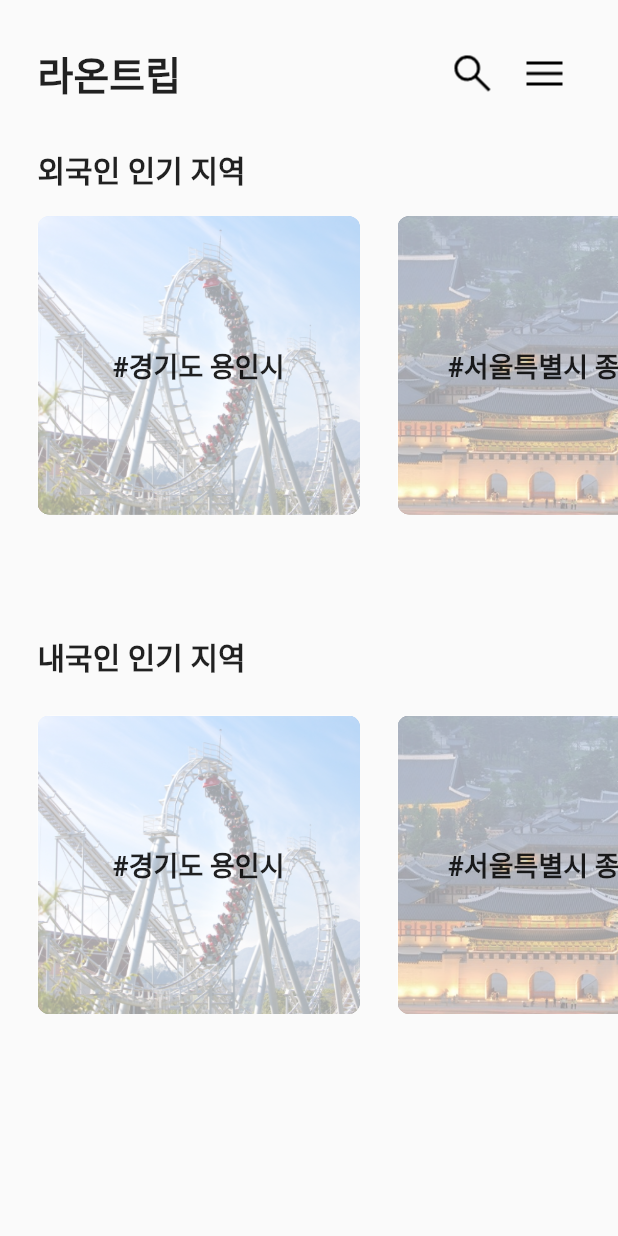
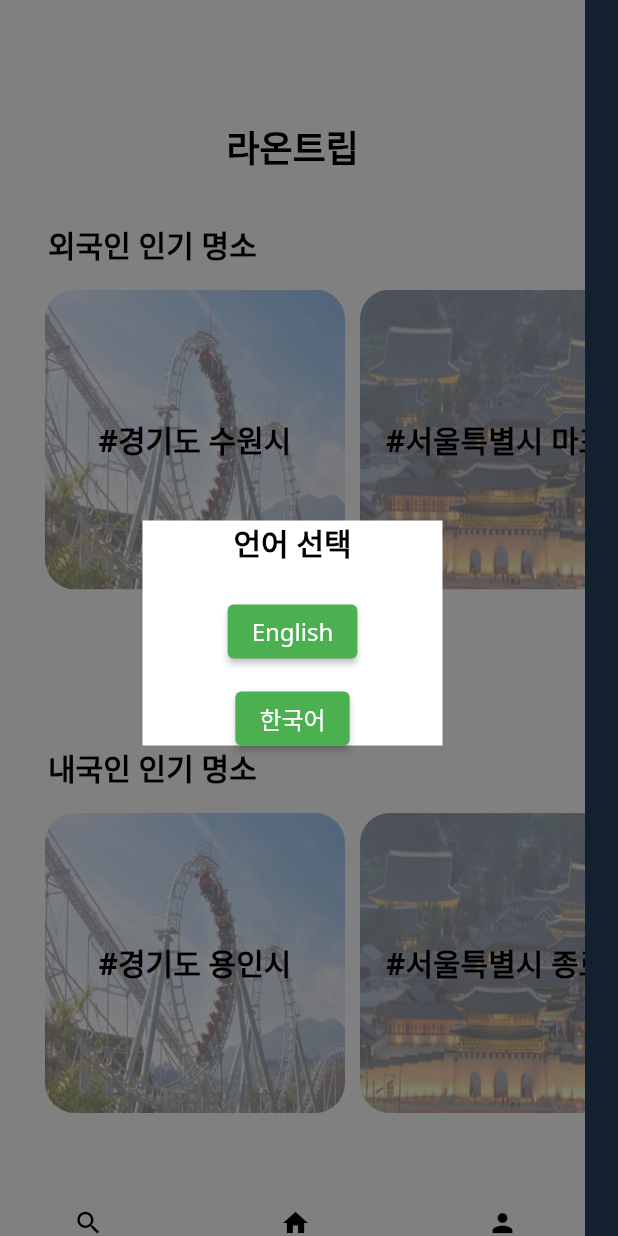
Before and after one commit to Raontrip/raontrip-fe, a Flutter app: the screen it shows after launch, on a phone screen of 412 x 824 dp. Run offline on Flutter 3.47's test engine with Material 2 defaults, Android fonts, the phone set to English and light mode, and no system bars; missing offline and left inert: dart:js; Roboto replaces fonts that are missing (Nanum, Noto Sans).

Commit message:
FEAT: UI수정 및 언어선택 팝업 추가

```diff
--- a/lib/main.dart
+++ b/lib/main.dart
@@ -1,10 +1,11 @@
+import 'dart:js';
 import 'package:flutter/material.dart';
-import 'search.dart'; // search.dart 파일을 임포트합니다.
-import 'info.dart';
-//import 'package:flutter_kakao_map/flutter_kakao_map.dart';
-//import 'package:flutter_kakao_map/kakao_maps_flutter_platform_interface.dart';
+import 'package:raon_trip/page2.dart';
+import 'package:raon_trip/info.dart';
+import 'main.dart';
 
 // 내국인 인기 지역 리스트
+// 이미지 받아오기
 final List<String> imagePaths = [
   'assets/images/everland.png',
   'assets/images/jongro.png',
@@ -13,15 +14,17 @@ final List<String> imagePaths = [
   'assets/images/everland.png',
 ];
 
+// 지역 이름 받아오기
 final List<String> regionNames = [
   '#경기도 용인시',
   '#서울특별시 종로구',
-  '#3',
+  '#울산광역시 북구 강동동',
   '#4',
   '#5',
 ];
 
 // 외국인 인기 지역 리스트
+// 이미지 받아오기
 final List<String> imagePathsf = [
   'assets/images/everland.png',
   'assets/images/jongro.png',
@@ -30,320 +33,379 @@ final List<String> imagePathsf = [
   'assets/images/everland.png',
 ];
 
+// 지역 이름 받아오기
 final List<String> regionNamesf = [
-  '#경기도 용인시',
-  '#서울특별시 종로구',
+  '#경기도 수원시',
+  '#서울특별시 마포구',
   '#3',
   '#4',
   '#5',
 ];
 
-class MyThreeLayerScreen extends StatefulWidget {
-  @override
-  _MyThreeLayerScreenState createState() => _MyThreeLayerScreenState();
+void main() {
+  runApp(const MainPage());
 }
 
-class _MyThreeLayerScreenState extends State<MyThreeLayerScreen> {
-  Future<bool> _onWillPop() async {
-    return (await showDialog(
-      context: context,
-      builder: (context) => AlertDialog(
-        title: Align(
-          alignment: AlignmentDirectional.topEnd,
-          child: IconButton(
-            icon: Image.asset('assets/images/close.png'), // 종료 아이콘
-            onPressed: () => Navigator.of(context).pop(false),
+class MainPage extends StatelessWidget {
+  const MainPage({super.key});
+
+  @override
+  Widget build(BuildContext context) {
+    return MaterialApp(
+      theme: ThemeData.dark().copyWith(
+        scaffoldBackgroundColor: const Color.fromARGB(255, 18, 32, 47),
+      ),
+      home: Scaffold(
+        body: Iphone1313Pro1(),
+      ),
+    );
+  }
+}
+
+class Iphone1313Pro1 extends StatefulWidget {
+  @override
+  _Iphone1313Pro1State createState() => _Iphone1313Pro1State();
+}
+
+class _Iphone1313Pro1State extends State<Iphone1313Pro1> {
+  bool isPopupVisible = true;
+
+  @override
+  Widget build(BuildContext context) {
+    return Column(
+      children: [
+        Container(
+          width: 390,
+          height: 844,
+          clipBehavior: Clip.antiAlias,
+          decoration: BoxDecoration(color: Colors.white),
+          child: Stack(
+            children: [
+              Positioned(
+                left: 151,
+                top: 80,
+                child: Text(
+                  '라온트립',
+                  style: TextStyle(
+                    color: Colors.black,
+                    fontSize: 24,
+                    fontFamily: 'Noto Sans',
+                    fontWeight: FontWeight.w700,
+                  ),
+                ),
+              ),
+              Positioned(
+                left: 32,
+                top: 148,
+                child: Text(
+                  '외국인 인기 명소',
+                  style: TextStyle(
+                    color: Colors.black,
+                    fontSize: 20,
+                    fontFamily: 'Noto Sans',
+                    fontWeight: FontWeight.w700,
+                  ),
+                ),
+              ),
+              Positioned(
+                left: 32,
+                top: 497,
+                child: Text(
+                  '내국인 인기 명소',
+                  style: TextStyle(
+                    color: Colors.black,
+                    fontSize: 20,
+                    fontFamily: 'Noto Sans',
+                    fontWeight: FontWeight.w700,
+                  ),
+                ),
+              ),
+              Positioned(
+                left: 30,
+                top: 193,
+                child: Container(
+                  width: 360,
+                  clipBehavior: Clip.antiAlias,
+                  decoration: BoxDecoration(),
+                  child: SingleChildScrollView(
+                    scrollDirection: Axis.horizontal,
+                    child: Row(
+                      children: List.generate(imagePathsf.length, (index) {
+                        return Padding(
+                          padding: EdgeInsets.only(right: 10),
+                          child: _buildButtonWithImagef(imagePathsf[index], regionNamesf[index]),
+                        );
+                      }),
+                    ),
+                  ),
                 ),
               ),
 
-        content: Column(
-          mainAxisSize: MainAxisSize.min,
-          children: [
-            Container(
-              height: 200, // Adjust the height of the photo container
-              decoration: BoxDecoration(
-                image: DecorationImage(
-                  image: AssetImage('assets/images/ads.jpg'), // 광고 사진
-                  fit: BoxFit.cover,
+              Positioned(
+                left: 30,
+                top: 542,
+                child: Container(
+                  width: 360,
+                  clipBehavior: Clip.antiAlias,
+                  decoration: BoxDecoration(),
+                  child: SingleChildScrollView(
+                    scrollDirection: Axis.horizontal,
+                    child: Row(
+                      children: List.generate(imagePaths.length, (index) {
+                        return Padding(
+                          padding: EdgeInsets.only(right: 10),
+                          child: _buildButtonWithImage(imagePaths[index], regionNames[index]),
+                        );
+                      }),
                     ),
                   ),
                 ),
-            SizedBox(height: 16.0),
-            Text('라온트립을 종료하시겠습니까?', style: TextStyle(fontSize: 16, fontFamily: 'Nanum', fontWeight: FontWeight.w700),),
-          ],
               ),
-        actions: <Widget>[
-          TextButton(
-            onPressed: () => Navigator.of(context).pop(true),
-            child: Text('종료', style: TextStyle(fontSize: 16, fontFamily: 'Nanum', fontWeight: FontWeight.w700),),
+              Positioned(
+                left: 35,
+                bottom: 32,
+                child: Container(
+                  width: 324,
+                  height: 15,
+                  child: Row(
+                    mainAxisAlignment: MainAxisAlignment.spaceBetween,
+                    children: [
+                      IconButton(
+                        onPressed: () {
+                          Navigator.push(
+                            context,
+                            MaterialPageRoute(builder: (context) => Page2()),
+                          );
+                        },
+                        icon: Icon(Icons.search),
+                        color: Colors.black,
+                        iconSize: 20,
+                      ),
+                      IconButton(
+                        onPressed: () {
+                          Navigator.push(
+                            context,
+                            MaterialPageRoute(builder: (context) => MainPage()),
+                          );
+                        },
+                        icon: Icon(Icons.home),
+                        color: Colors.black,
+                        iconSize: 20,
+                      ),
+                      IconButton(
+                        onPressed: () {
+                          Navigator.push(
+                            context,
+                            MaterialPageRoute(builder: (context) => MainPage()), // 마이페이지로 바꿀 것
+                          );
+                        },
+                        icon: Icon(Icons.person),
+                        color: Colors.black,
+                        iconSize: 20,
                       ),
                     ],
                   ),
-    )) ??
-        false;
-  }
-
-  @override
-  Widget build(BuildContext context) {
-    return WillPopScope(
-      onWillPop: _onWillPop,
-      child: Scaffold(
-        body: Column(
-          crossAxisAlignment: CrossAxisAlignment.start,
-          children: [
-            // 첫 번째 레이어: 타이틀과 아이콘
-            Padding(
-              padding: EdgeInsets.only(left: 25.0, top: 25.0, right: 25.0, bottom: 0.0),
-              child: Row(
-                mainAxisAlignment: MainAxisAlignment.spaceBetween,
-                children: [
-                  Text(
-                    '라온트립',
-                    style: TextStyle(fontSize: 26, fontFamily: 'Nanum', fontWeight: FontWeight.w800),
                 ),
-                  Row(
-                    children: [
-                      IconButton(
-                        icon: Image.asset('assets/images/search.png'), // 아이콘1의 이미자
-                        onPressed: () {
-                          Navigator.push(
-                            context,
-                            MaterialPageRoute(builder: (context) => SearchPage()),
-                          );
-                        },
               ),
-                      IconButton(
-                        icon: Image.asset('assets/images/menu.png'), // 아이콘2 이미지
-                        onPressed: () {
-                          // 메뉴로 이동
+              if (isPopupVisible)
+                PopupWidget(
+                  onClose: () {
+                    setState(() {
+                      isPopupVisible = false;
+                    });
                   },
                 ),
             ],
           ),
+        ),
       ],
+    );
+  }
+}
+
+// 내국인
+Widget _buildButtonWithImage(String imagePath, String regionName) {
+  return Container(
+    width: 200,
+    height: 200,
+    child: Stack(
+      children: [
+        Container(
+          width: 200,
+          height: 200,
+          decoration: BoxDecoration(
+            borderRadius: BorderRadius.circular(20),
           ),
         ),
-
-            // 두 번째 레이어: 외국인 인기 지역
-            Padding(
-              padding: EdgeInsets.only(left: 25.0, top: 25.0, right: 0.0, bottom: 0.0),
-              child: Text(
-                '외국인 인기 지역',
-                style: TextStyle(fontSize: 20, fontFamily: 'Nanum', fontWeight: FontWeight.w800),
+        Positioned(
+          left: 0,
+          top: 0,
+          child: Container(
+            width: 200,
+            height: 200,
+            decoration: ShapeDecoration(
+              image: DecorationImage(
+                image: AssetImage(imagePath),
+                fit: BoxFit.fill,
+                colorFilter: ColorFilter.mode(
+                  Colors.white.withOpacity(0.5), // 투명도
+                  BlendMode.dstATop,
                 ),
               ),
-            // 외국인 인기 지역에 대한 가로 스크롤 가능한 사진들
-            Container(
-              height: 215, // height as needed
-              child: ListView.builder(
-                scrollDirection: Axis.horizontal,
-                itemCount: imagePaths.length, // number of photos
-                itemBuilder: (context, index) {
-                  return InkWell(
-                    onTap: () {
-                      Navigator.push(
-                        context,
-                        MaterialPageRoute(builder: (context) => InfoPage()),
-                      );
-                    },
-                    child: Container(
-                      width: 215, // width as needed
-                      margin: EdgeInsets.only(left: 25.0, top: 16.0, right: 0.0, bottom: 0.0),
-                      decoration: BoxDecoration(
-                        borderRadius: BorderRadius.circular(8.0), // round the image
-                        image: DecorationImage(
-                          image: AssetImage(imagePaths[index]), // use the image from the list
-                          fit: BoxFit.cover,
-                        ),
-                      ),
-                      child: Container(
-                        decoration: BoxDecoration(
-                          borderRadius: BorderRadius.circular(8.0),
-                          color: Colors.white.withOpacity(0.6),
-                        ),
-                        child: Center(
-                          child: Text(
-                            regionNames[index], // use the region name from the list
-                            style: TextStyle(fontSize: 18, fontFamily: 'Nanum', fontWeight: FontWeight.w800),
+              shape: RoundedRectangleBorder(
+                borderRadius: BorderRadius.circular(20),
               ),
             ),
           ),
         ),
-                  );
-                },
-              ),
-            ),
-
-            // 세 번째 레이어: 내국인 인기 지역
-            Padding(
-              padding: EdgeInsets.only(left: 25.0, top: 80.0, right: 0.0, bottom: 0.0),
-              child: Text(
-                '내국인 인기 지역',
-                style: TextStyle(fontSize: 20, fontFamily: 'Nanum', fontWeight: FontWeight.w800),
-              ),
-            ),
-            SizedBox(height: 8.0),
-
-            // 내국인 인기 명소에 대한 가로 스크롤 가능한 사진들
-            Container(
-              height: 215, // height as needed
-              child: ListView.builder(
-                scrollDirection: Axis.horizontal,
-                itemCount: imagePathsf.length, // number of photos
-                itemBuilder: (context, index) {
-                  return InkWell(
-                    onTap: () {
-                      Navigator.push(
-                        context,
-                        MaterialPageRoute(builder: (context) => InfoPage()),
-                      );
-                    },
-                    child: Container(
-                      width: 215, // width as needed
-                      margin: EdgeInsets.only(left: 25.0, top: 16.0, right: 0.0, bottom: 0.0),
-                      decoration: BoxDecoration(
-                        borderRadius: BorderRadius.circular(8.0), // round the image
-                        image: DecorationImage(
-                          image: AssetImage(imagePathsf[index]), // use the image from the list
-                          fit: BoxFit.cover,
-                        ),
-                      ),
-                      child: Container(
-                        decoration: BoxDecoration(
-                          borderRadius: BorderRadius.circular(8.0),
-                          color: Colors.white.withOpacity(0.6),
-                        ),
+        Positioned(
+          left: 0,
+          top: 0,
+          right: 0,
+          bottom: 0,
           child: Center(
             child: Text(
-                            regionNamesf[index], // use the region name from the list
-                            style: TextStyle(fontSize: 18, fontFamily: 'Nanum', fontWeight: FontWeight.w800),
+              regionName,
+              style: TextStyle(
+                color: Colors.black,
+                fontSize: 20,
+                fontFamily: 'Noto Sans',
+                fontWeight: FontWeight.w700,
               ),
             ),
           ),
         ),
+      ],
+    ),
   );
-                },
+}
+
+// 외국인
+Widget _buildButtonWithImagef(String imagePathf, String regionNamef) {
+  return Container(
+    width: 200,
+    height: 200,
+    child: Stack(
+      children: [
+        Container(
+          width: 200,
+          height: 200,
+          decoration: BoxDecoration(
+            borderRadius: BorderRadius.circular(20),
+          ),
+        ),
+        Positioned(
+          left: 0,
+          top: 0,
+          child: Container(
+            width: 200,
+            height: 200,
+            decoration: ShapeDecoration(
+              image: DecorationImage(
+                image: AssetImage(imagePathf),
+                fit: BoxFit.fill,
+                colorFilter: ColorFilter.mode(
+                  Colors.white.withOpacity(0.5), // 투명도
+                  BlendMode.dstATop,
+                ),
+              ),
+              shape: RoundedRectangleBorder(
+                borderRadius: BorderRadius.circular(20),
+              ),
+            ),
+          ),
+        ),
+        Positioned(
+          left: 0,
+          top: 0,
+          right: 0,
+          bottom: 0,
+          child: Center(
+            child: Text(
+              regionNamef,
+              style: TextStyle(
+                color: Colors.black,
+                fontSize: 20,
+                fontFamily: 'Noto Sans',
+                fontWeight: FontWeight.w700,
+              ),
+            ),
           ),
         ),
       ],
+    ),
+  );
+}
+
+class PopupWidget extends StatelessWidget {
+  final VoidCallback onClose;
+
+  PopupWidget({required this.onClose});
+
+  @override
+  Widget build(BuildContext context) {
+    return Container(
+      width: double.infinity,
+      height: double.infinity,
+      color: Color.fromRGBO(0, 0, 0, 0.5), // 반투명한 배경색
+      child: Center(
+        child: Container(
+          width: 200,
+          height: 150,
+          color: Colors.white,
+          child: Column(
+            mainAxisAlignment: MainAxisAlignment.center,
+            children: [
+              Text(
+                "언어 선택",
+                style: TextStyle(
+                color: Colors.black,
+                fontSize: 20,
+                fontFamily: 'Noto Sans',
+                fontWeight: FontWeight.w700,
+              ),),
+              SizedBox(height: 20),
+              ElevatedButton(
+                onPressed: () {
+                  // 첫 번째 버튼에 대한 동작 수행
+                  onClose(); // 팝업 닫기
+                },
+                style: ElevatedButton.styleFrom(
+                  primary: Colors.green, // Change the button color here
+                  onPrimary: Colors.white, // Change the text color here
+                ),
+                child: Text(
+                    "English",
+                    style: TextStyle(
+                    color: Colors.white,
+                    fontSize: 16,
+                    fontFamily: 'Noto Sans',
+                    fontWeight: FontWeight.w400,
+                  ),),
+              ),
+              SizedBox(height: 10),
+              ElevatedButton(
+                onPressed: () {
+                  // 두 번째 버튼에 대한 동작 수행
+                  onClose(); // 팝업 닫기
+                },
+                style: ElevatedButton.styleFrom(
+                  primary: Colors.green, // Change the button color here
+                  onPrimary: Colors.white, // Change the text color here
+                ),
+                child: Text(
+                    "한국어",
+                    style: TextStyle(
+                    color: Colors.white,
+                    fontSize: 16,
+                    fontFamily: 'Noto Sans',
+                    fontWeight: FontWeight.w400,
+                  ),),
+              ),
+            ],
+          ),
         ),
       ),
     );
   }
 }
-
-void main() {
-  runApp(MaterialApp(
-    home: MyThreeLayerScreen(),
-  ));
-}
-
-class MyApp extends StatelessWidget {
-  const MyApp({super.key});
-
-  // This widget is the root of your application.
-  @override
-  Widget build(BuildContext context) {
-    return MaterialApp(
-      title: 'Flutter Demo',
-      theme: ThemeData(
-        // This is the theme of your application.
-        //
-        // Try running your application with "flutter run". You'll see the
-        // application has a blue toolbar. Then, without quitting the app, try
-        // changing the primarySwatch below to Colors.green and then invoke
-        // "hot reload" (press "r" in the console where you ran "flutter run",
-        // or simply save your changes to "hot reload" in a Flutter IDE).
-        // Notice that the counter didn't reset back to zero; the application
-        // is not restarted.
-        primarySwatch: Colors.blue,
-      ),
-      home: const MyHomePage(title: 'Flutter Demo Home Page'),
-    );
-  }
-}
-
-class MyHomePage extends StatefulWidget {
-  const MyHomePage({super.key, required this.title});
-
-  // This widget is the home page of your application. It is stateful, meaning
-  // that it has a State object (defined below) that contains fields that affect
-  // how it looks.
-
-  // This class is the configuration for the state. It holds the values (in this
-  // case the title) provided by the parent (in this case the App widget) and
-  // used by the build method of the State. Fields in a Widget subclass are
-  // always marked "final".
-
-  final String title;
-
-  @override
-  State<MyHomePage> createState() => _MyHomePageState();
-}
-
-class _MyHomePageState extends State<MyHomePage> {
-  int _counter = 0;
-
-  void _incrementCounter() {
-    setState(() {
-      // This call to setState tells the Flutter framework that something has
-      // changed in this State, which causes it to rerun the build method below
-      // so that the display can reflect the updated values. If we changed
-      // _counter without calling setState(), then the build method would not be
-      // called again, and so nothing would appear to happen.
-      _counter++;
-    });
-  }
-
-  @override
-  Widget build(BuildContext context) {
-    // This method is rerun every time setState is called, for instance as done
-    // by the _incrementCounter method above.
-    //
-    // The Flutter framework has been optimized to make rerunning build methods
-    // fast, so that you can just rebuild anything that needs updating rather
-    // than having to individually change instances of widgets.
-    return Scaffold(
-      appBar: AppBar(
-        // Here we take the value from the MyHomePage object that was created by
-        // the App.build method, and use it to set our appbar title.
-        title: Text(widget.title),
-      ),
-      body: Center(
-        // Center is a layout widget. It takes a single child and positions it
-        // in the middle of the parent.
-        child: Column(
-          // Column is also a layout widget. It takes a list of children and
-          // arranges them vertically. By default, it sizes itself to fit its
-          // children horizontally, and tries to be as tall as its parent.
-          //
-          // Invoke "debug painting" (press "p" in the console, choose the
-          // "Toggle Debug Paint" action from the Flutter Inspector in Android
-          // Studio, or the "Toggle Debug Paint" command in Visual Studio Code)
-          // to see the wireframe for each widget.
-          //
-          // Column has various properties to control how it sizes itself and
-          // how it positions its children. Here we use mainAxisAlignment to
-          // center the children vertically; the main axis here is the vertical
-          // axis because Columns are vertical (the cross axis would be
-          // horizontal).
-          mainAxisAlignment: MainAxisAlignment.center,
-          children: <Widget>[
-            const Text(
-              'You have pushed the button this many times:',
-            ),
-            Text(
-              '$_counter',
-              style: Theme.of(context).textTheme.headlineMedium,
-            ),
-          ],
-        ),
-      ),
-      floatingActionButton: FloatingActionButton(
-        onPressed: _incrementCounter,
-        tooltip: 'Increment',
-        child: const Icon(Icons.add),
-      ), // This trailing comma makes auto-formatting nicer for build methods.
-    );
-  }
-}
```
Lines whose indentation alone changed are shown as unchanged.
